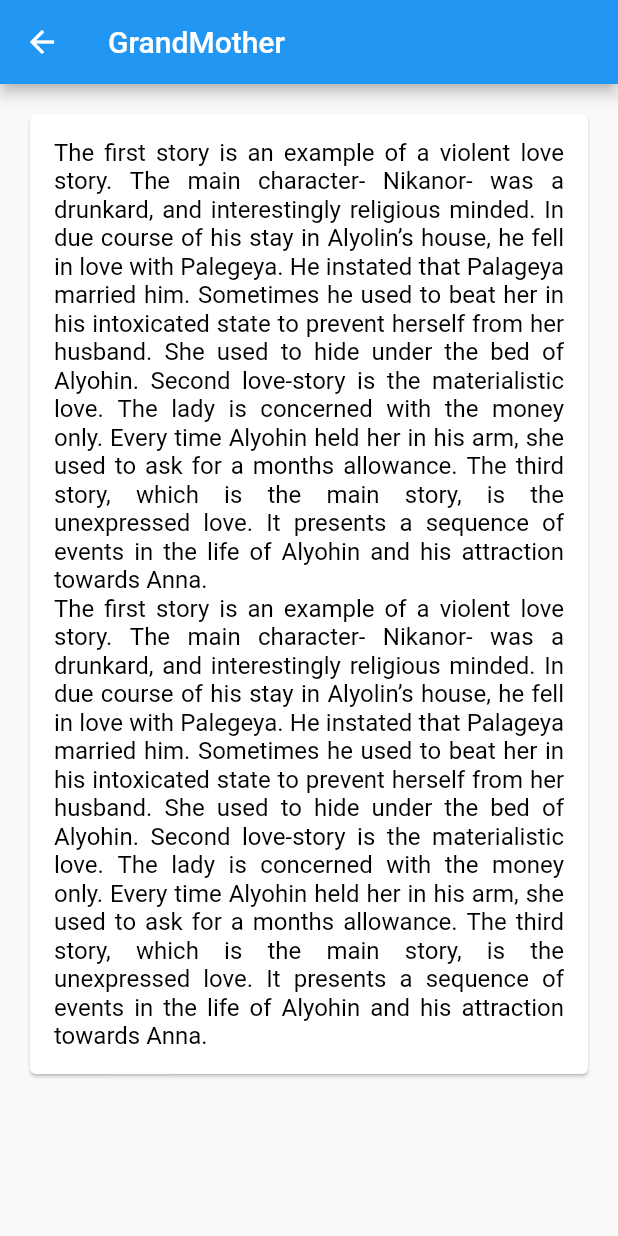
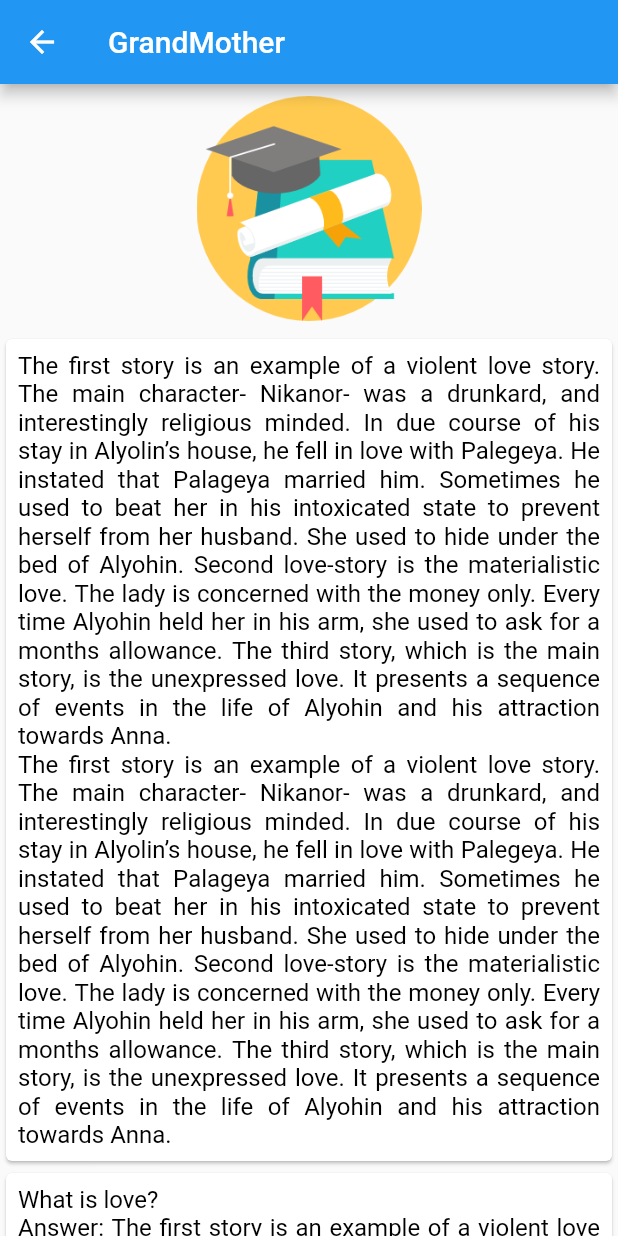
Before and after one commit to imksav/englishnotes12, a Flutter app: the DetailsChapters screen opened directly, on a phone screen of 412 x 824 dp. Run offline on Flutter 3.47's test engine with Material 2 defaults, Android fonts, the phone set to English and light mode, and no system bars; Roboto replaces fonts that are missing (Poppins).

Commit message:
Just Test

```diff
--- a/lib/pages/details_chapters.dart
+++ b/lib/pages/details_chapters.dart
@@ -18,20 +18,37 @@ class _DetailsChaptersState extends State<DetailsChapters> {
       ),
       body: SingleChildScrollView(
         child: Container(
-          margin: const EdgeInsets.all(16.0),
-          child: Card(
-            child: Padding(
-              padding: const EdgeInsets.all(16.0),
-              child: Column(
-                children: [
-                  Text(
+          child: Column(
+            children: [
+              Padding(
+                padding: const EdgeInsets.all(8.0),
+                child: Image.asset(
+                  "assets/app_logo.png",
+                  width: 150,
+                  height: 150,
+                ),
+              ),
+              Card(
+                child: Padding(
+                  padding: const EdgeInsets.all(8.0),
+                  child: Text(
                     "The first story is an example of a violent love story. The main character- Nikanor- was a drunkard, and interestingly religious minded. In due course of his stay in Alyolin’s house, he fell in love with Palegeya. He instated that Palageya married him. Sometimes he used to beat her in his intoxicated state to prevent herself from her husband. She used to hide under the bed of Alyohin. Second love-story is the materialistic love. The lady is concerned with the money only. Every time Alyohin held her in his arm, she used to ask for a months allowance. The third story, which is the main story, is the unexpressed love. It presents a sequence of events in the life of Alyohin and his attraction towards Anna.\nThe first story is an example of a violent love story. The main character- Nikanor- was a drunkard, and interestingly religious minded. In due course of his stay in Alyolin’s house, he fell in love with Palegeya. He instated that Palageya married him. Sometimes he used to beat her in his intoxicated state to prevent herself from her husband. She used to hide under the bed of Alyohin. Second love-story is the materialistic love. The lady is concerned with the money only. Every time Alyohin held her in his arm, she used to ask for a months allowance. The third story, which is the main story, is the unexpressed love. It presents a sequence of events in the life of Alyohin and his attraction towards Anna.",
                     style: titleTextStyle,
                     textAlign: TextAlign.justify,
                   ),
-                ],
+                ),
               ),
-            ),
+              Card(
+                child: Padding(
+                  padding: const EdgeInsets.all(8.0),
+                  child: Text(
+                    "What is love?\nAnswer: The first story is an example of a violent love story. The main character- Nikanor- was a drunkard, and interestingly religious minded. In due course of his stay in Alyolin’s house, he fell in love with Palegeya. He instated that Palageya married him. Sometimes he used to beat her in his intoxicated state to prevent herself from her husband. She used to hide under the bed of Alyohin. Second love-story is the materialistic love. The lady is concerned with the money only. Every time Alyohin held her in his arm, she used to ask for a months allowance. The third story, which is the main story, is the unexpressed love. It presents a sequence of events in the life of Alyohin and his attraction towards Anna.",
+                    style: titleTextStyle,
+                    textAlign: TextAlign.justify,
+                  ),
+                ),
+              ),
+            ],
           ),
         ),
       ),
```
